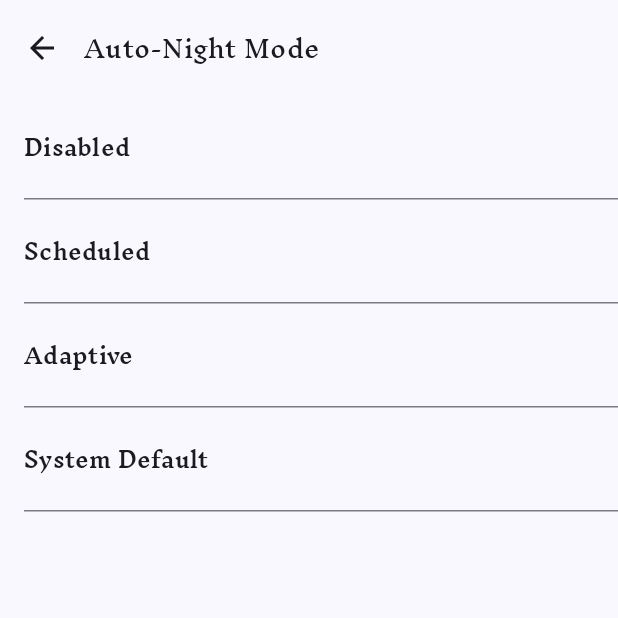
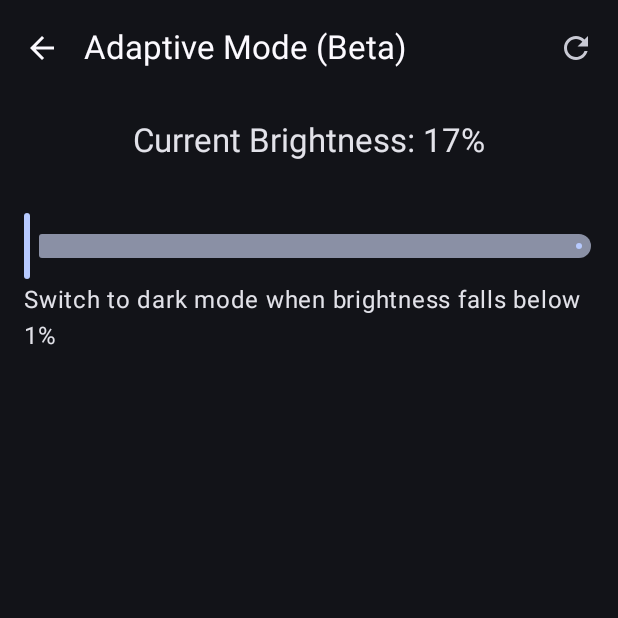
Before and after one commit to extractive-mana-pulse/All-In-One, an Android app built with Jetpack Compose: the AutoNightModeScreen screen opened through its navigation route, after a tap on "Adaptive", on a phone screen of 412 x 824 dp, the top half of it. Run offline under Robolectric (Android 15) with nearby library versions, the phone set to English and light mode, and no system bars; 2 other taps on this screen came first.

Commit message:
Modification of settings page. implementing logic of themes in auto-night mode section of settings.

```diff
--- a/app/build.gradle.kts
+++ b/app/build.gradle.kts
@@ -137,4 +137,7 @@ dependencies {
 
     // app compat for language changer
     implementation("androidx.appcompat:appcompat:1.7.0")
+
+    // data store
+    implementation("androidx.datastore:datastore-preferences:1.1.3")
 }
--- a/app/src/main/AndroidManifest.xml
+++ b/app/src/main/AndroidManifest.xml
@@ -3,6 +3,9 @@
     xmlns:tools="http://schemas.android.com/tools">
 
     <uses-permission android:name="android.permission.INTERNET"/>
+
+<!--    Used for screen brightness    -->
+    <uses-permission android:name="android.permission.WRITE_SETTINGS"/>
 
     <application
         android:allowBackup="true"
--- a/app/src/main/assets/course.json
+++ b/app/src/main/assets/course.json
@@ -3,18 +3,21 @@
     "id": 1,
     "title": "Compose article",
     "subtitle": "This page represents a compose article and you will learn how to make such screen using Jetpack compose.",
+    "description": "Jetpack Compose is a modern toolkit for building native Android UI. Compose simplifies and accelerates UI development on Android with less code, powerful tools, and intuitive Kotlin APIs.",
     "imageUrl": ""
   },
   {
     "id": 2,
     "title": "Quadrant",
     "subtitle": "In this section you will learn how to use compose wisely.",
+    "description": "Displays text and follows the recommended Material Design guidelines.",
     "imageUrl": ""
   },
   {
     "id": 3,
     "title": "Tip Calculator",
     "subtitle": "In this code lab you will learn how to build a tip calculator app.",
+    "description": "",
     "imageUrl": ""
   },
   {
--- a/app/src/main/java/com/example/allinone/main/presentation/MainActivity.kt
+++ b/app/src/main/java/com/example/allinone/main/presentation/MainActivity.kt
@@ -4,10 +4,18 @@ import android.os.Bundle
 import androidx.activity.ComponentActivity
 import androidx.activity.compose.setContent
 import androidx.activity.enableEdgeToEdge
+import androidx.compose.runtime.collectAsState
+import androidx.compose.runtime.getValue
+import androidx.compose.runtime.mutableStateOf
+import androidx.compose.runtime.remember
+import androidx.compose.runtime.rememberCoroutineScope
+import androidx.compose.runtime.setValue
 import androidx.navigation.NavHostController
 import androidx.navigation.compose.rememberNavController
 import com.example.allinone.navigation.NavigationGraph
+import com.example.allinone.settings.ThemePreferences
 import com.example.allinone.ui.theme.AllInOneTheme
+import kotlinx.coroutines.launch
 
 class MainActivity : ComponentActivity() {
 
@@ -15,9 +23,22 @@ class MainActivity : ComponentActivity() {
         super.onCreate(savedInstanceState)
         enableEdgeToEdge()
         setContent {
-            AllInOneTheme {
+            val scope = rememberCoroutineScope()
+            val themePreferences = remember { ThemePreferences(applicationContext) }
+            val isDarkTheme by themePreferences.isDarkTheme.collectAsState(initial = false)
+            AllInOneTheme(
+                darkTheme = isDarkTheme
+            ) {
                 val navController: NavHostController = rememberNavController()
-                NavigationGraph(navController = navController)
+                NavigationGraph(
+                    navController = navController,
+                    isDarkTheme = isDarkTheme,
+                    onThemeChanged = { newTheme ->
+                        scope.launch {
+                            themePreferences.saveThemePreference(newTheme)
+                        }
+                    }
+                )
             }
         }
     }
--- a/app/src/main/java/com/example/allinone/main/presentation/screens/HomeScreen.kt
+++ b/app/src/main/java/com/example/allinone/main/presentation/screens/HomeScreen.kt
@@ -75,12 +75,13 @@ data class User(
     val avatar: String
 )
 
-//data class Course(
-//    val id: Int,
-//    val title: String,
-//    val description: String,
-//    val imageUrl: String? = null
-//)
+data class Course(
+    val id: Int,
+    val title: String? = null,
+    val subtitle: String? = null,
+    val description: String? = null,
+    val imageUrl: String? = null
+)
 
 @OptIn(ExperimentalMaterial3Api::class)
 @Composable
@@ -91,6 +92,7 @@ fun HomeScreen(
 ) {
     val context = LocalContext.current
     val users = remember { loadUsersFromJson(context) }
+    val courses = remember { loadCoursesFromJson(context) }
     var query by remember { mutableStateOf("") }
     val scope = rememberCoroutineScope()
     var active by remember { mutableStateOf(false) }
@@ -255,8 +257,63 @@ fun HomeScreen(
                 .padding(horizontal = 16.dp),
             verticalArrangement = Arrangement.spacedBy(8.dp)
         ) {
-            items(users.size) { user ->
-                UserCard(user = users[user])
+            item {
+                Text(
+                    text = "Courses",
+                    style = MaterialTheme.typography.titleLarge,
+                    modifier = Modifier.padding(vertical = 8.dp)
+                )
+            }
+            items(courses.size) {
+                CourseCard(course = courses[it])
+            }
+        }
+    }
+}
+
+@Composable
+fun CourseCard(course: Course) {
+    Card(
+        modifier = Modifier
+            .fillMaxWidth()
+            .padding(vertical = 4.dp),
+        elevation = CardDefaults.cardElevation(defaultElevation = 4.dp)
+    ) {
+        Row(
+            modifier = Modifier
+                .fillMaxWidth()
+                .padding(16.dp),
+            verticalAlignment = Alignment.CenterVertically
+        ) {
+            // Avatar image
+            val painter = rememberAsyncImagePainter(
+                ImageRequest.Builder(LocalContext.current)
+                    .data(data = course.imageUrl)
+                    .build()
+            )
+            Image(
+                painter = painter,
+                contentDescription = stringResource(R.string.user_avatar),
+                modifier = Modifier
+                    .size(60.dp)
+                    .clip(CircleShape),
+                contentScale = ContentScale.Crop
+            )
+
+            Spacer(modifier = Modifier.width(16.dp))
+
+            // User details
+            Column {
+                Text(
+                    text = course.title ?: "",
+                    style = MaterialTheme.typography.titleMedium,
+                    fontWeight = FontWeight.Bold
+                )
+                Spacer(modifier = Modifier.height(4.dp))
+                Text(
+                    text = course.subtitle ?: "",
+                    style = MaterialTheme.typography.bodyMedium
+                )
             }
         }
     }
@@ -326,3 +383,19 @@ fun loadUsersFromJson(context: Context): List<User> {
         return emptyList()
     }
 }
+
+
+fun loadCoursesFromJson(context: Context) : List<Course> {
+    try {
+        // Open and read the JSON file from assets
+        val jsonString = context.assets.open("course.json").bufferedReader().use { it.readText() }
+
+        // Parse JSON using Gson
+        val gson = Gson()
+        val courseType = object : TypeToken<List<Course>>() {}.type
+        return gson.fromJson(jsonString, courseType)
+    } catch (e: Exception) {
+        e.printStackTrace()
+        return emptyList()
+    }
+}
--- a/app/src/main/java/com/example/allinone/navigation/Navigation.kt
+++ b/app/src/main/java/com/example/allinone/navigation/Navigation.kt
@@ -21,7 +21,9 @@ import com.example.allinone.core.util.ui.VisibilityOfUI
 
 @Composable
 fun NavigationGraph(
-    navController: NavHostController = rememberNavController()
+    navController: NavHostController = rememberNavController(),
+    isDarkTheme: Boolean,
+    onThemeChanged: (Boolean) -> Unit
 ) {
     val topBarState = rememberSaveable { mutableStateOf(true) }
     val bottomBarState = rememberSaveable { mutableStateOf(true) }
@@ -54,7 +56,9 @@ fun NavigationGraph(
                     drawerState = drawerState
                 )
                 settingsNavigation(
-                    navController = navController
+                    navController = navController,
+                    isDarkTheme = isDarkTheme,
+                    onThemeChanged = onThemeChanged
                 )
                 // later implement auth & onBoarding graphs
             }
--- a/app/src/main/java/com/example/allinone/navigation/Screens.kt
+++ b/app/src/main/java/com/example/allinone/navigation/Screens.kt
@@ -40,6 +40,9 @@ sealed class Screens(val route: String) {
 
     @Serializable
     object PowerSaving: Screens("power_saving")
+
+    @Serializable
+    object AdaptiveMode: Screens("adaptive_mode")
 }
 
 sealed class HomeScreens(val route: String) {
--- a/app/src/main/java/com/example/allinone/navigation/SettingsNavigation.kt
+++ b/app/src/main/java/com/example/allinone/navigation/SettingsNavigation.kt
@@ -8,12 +8,15 @@ import androidx.navigation.NavGraphBuilder
 import androidx.navigation.NavHostController
 import androidx.navigation.compose.composable
 import androidx.navigation.navigation
+import com.example.allinone.settings.presentation.screens.AdaptiveModeScreen
 import com.example.allinone.settings.presentation.screens.AutoNightModeScreen
 import com.example.allinone.settings.presentation.screens.BatterySavingScreen
 import com.example.allinone.settings.presentation.screens.SettingScreen
 
 internal fun NavGraphBuilder.settingsNavigation(
-    navController: NavHostController
+    navController: NavHostController,
+    isDarkTheme: Boolean,
+    onThemeChanged: (Boolean) -> Unit
 ) {
     navigation(
         startDestination = Screens.Settings.route,
@@ -27,10 +30,21 @@ internal fun NavGraphBuilder.settingsNavigation(
             SettingScreen(navController = navController)
         }
         composable(Screens.Night.route) {
-            AutoNightModeScreen(navController = navController)
+            AutoNightModeScreen(
+                navController = navController,
+                isDarkTheme = isDarkTheme,
+                onThemeChanged = onThemeChanged
+            )
         }
         composable(Screens.PowerSaving.route) {
             BatterySavingScreen(navController = navController)
         }
+        composable(Screens.AdaptiveMode.route) {
+            AdaptiveModeScreen(
+                navController = navController,
+                isDarkTheme = isDarkTheme,
+                onThemeChanged = onThemeChanged
+            )
+        }
     }
 }
--- /dev/null
+++ b/app/src/main/java/com/example/allinone/settings/ThemePreferences.kt
@@ -0,0 +1,35 @@
+package com.example.allinone.settings
+
+// Create this in a separate file like ThemePreferences.kt
+import android.content.Context
+import androidx.datastore.core.DataStore
+import androidx.datastore.preferences.core.Preferences
+import androidx.datastore.preferences.core.booleanPreferencesKey
+import androidx.datastore.preferences.core.edit
+import androidx.datastore.preferences.preferencesDataStore
+import kotlinx.coroutines.flow.Flow
+import kotlinx.coroutines.flow.map
+
+// Extension property for Context to access the DataStore
+val Context.dataStore: DataStore<Preferences> by preferencesDataStore(name = "settings")
+
+// Preference keys
+object PreferencesKeys {
+    val DARK_THEME = booleanPreferencesKey("dark_theme")
+}
+
+// Theme preferences repository
+class ThemePreferences(private val context: Context) {
+    // Get the theme preference as a Flow
+    val isDarkTheme: Flow<Boolean> = context.dataStore.data
+        .map { preferences ->
+            preferences[PreferencesKeys.DARK_THEME] ?: false
+        }
+
+    // Update the theme preference
+    suspend fun saveThemePreference(isDarkTheme: Boolean) {
+        context.dataStore.edit { preferences ->
+            preferences[PreferencesKeys.DARK_THEME] = isDarkTheme
+        }
+    }
+}
--- /dev/null
+++ b/app/src/main/java/com/example/allinone/settings/presentation/screens/AdaptiveModeScreen.kt
@@ -0,0 +1,160 @@
+package com.example.allinone.settings.presentation.screens
+
+import android.content.Context
+import android.provider.Settings
+import androidx.activity.ComponentActivity
+import androidx.compose.foundation.layout.Column
+import androidx.compose.foundation.layout.Spacer
+import androidx.compose.foundation.layout.fillMaxSize
+import androidx.compose.foundation.layout.height
+import androidx.compose.foundation.layout.padding
+import androidx.compose.material.icons.Icons
+import androidx.compose.material.icons.automirrored.filled.ArrowBack
+import androidx.compose.material.icons.filled.Refresh
+import androidx.compose.material.icons.filled.SettingsBrightness
+import androidx.compose.material3.Button
+import androidx.compose.material3.ExperimentalMaterial3Api
+import androidx.compose.material3.Icon
+import androidx.compose.material3.IconButton
+import androidx.compose.material3.MaterialTheme
+import androidx.compose.material3.Scaffold
+import androidx.compose.material3.Slider
+import androidx.compose.material3.Text
+import androidx.compose.material3.TopAppBar
+import androidx.compose.runtime.Composable
+import androidx.compose.runtime.LaunchedEffect
+import androidx.compose.runtime.getValue
+import androidx.compose.runtime.mutableFloatStateOf
+import androidx.compose.runtime.remember
+import androidx.compose.runtime.setValue
+import androidx.compose.ui.Alignment
+import androidx.compose.ui.Modifier
+import androidx.compose.ui.platform.LocalContext
+import androidx.compose.ui.unit.dp
+import androidx.navigation.NavHostController
+import androidx.navigation.compose.rememberNavController
+import com.example.allinone.core.extension.toastMessage
+import kotlin.math.roundToInt
+
+
+@OptIn(ExperimentalMaterial3Api::class)
+@Composable
+fun AdaptiveModeScreen(
+    navController: NavHostController = rememberNavController(),
+    isDarkTheme: Boolean,
+    onThemeChanged: (Boolean) -> Unit
+) {
+
+    // need to observe current brightness level all the time when app alive. and change theme accordingly.
+    val context = LocalContext.current
+    var startBehaveBrightness by remember { mutableFloatStateOf(1f) }
+    var currentBrightness by remember { mutableFloatStateOf(getBrightness(context)) }
+    val shouldBeDarkTheme = currentBrightness >= startBehaveBrightness
+
+    LaunchedEffect(currentBrightness, startBehaveBrightness) { if (shouldBeDarkTheme != isDarkTheme) onThemeChanged(shouldBeDarkTheme) }
+
+    Scaffold(
+        topBar = {
+            TopAppBar(
+                title = { Text("Adaptive Mode (Beta)") },
+                navigationIcon = {
+                    IconButton(
+                        onClick = {
+                            navController.navigateUp()
+                        }
+                    ) {
+                        Icon(
+                            Icons.AutoMirrored.Default.ArrowBack,
+                            contentDescription = "Navigate up from Adaptive mode screen"
+                        )
+                    }
+                },
+                actions = {
+                    IconButton(
+                        onClick = {
+                            currentBrightness = getBrightness(context)
+                            toastMessage(context, "Brightness updated. Current brightness: ${currentBrightness.roundToInt()}%")
+                        }
+                    ) {
+                        Icon(
+                            Icons.Default.Refresh,
+                            contentDescription = "Refresh current brightness"
+                        )
+                    }
+                }
+            )
+        }
+    ) { innerPadding ->
+        Column(
+            modifier = Modifier
+                .fillMaxSize()
+                .padding(16.dp)
+                .padding(innerPadding),
+            horizontalAlignment = Alignment.CenterHorizontally
+        ) {
+            Text(
+                text = "Current Brightness: ${currentBrightness.roundToInt()}%",
+                style = MaterialTheme.typography.titleLarge
+            )
+            Spacer(modifier = Modifier.height(32.dp))
+
+            Slider(
+                value = startBehaveBrightness,
+                onValueChange = { newValue ->
+                    startBehaveBrightness = newValue
+                },
+                valueRange = 1f..33f
+            )
+
+            Text(
+                text = "Switch to dark mode when brightness falls below ${(startBehaveBrightness.roundToInt())}%",
+                modifier = Modifier.align(Alignment.Start)
+            )
+        }
+    }
+}
+
+
+private fun getBrightness(context: Context): Float {
+    return try {
+        val brightness = Settings.System.getInt(
+            context.contentResolver,
+            Settings.System.SCREEN_BRIGHTNESS
+        )
+
+        val normalized = 1f + (brightness * 32f) / 255f
+        normalized
+    } catch (e: Exception) {
+        toastMessage(
+            context = context,
+            message = "Error getting brightness: ${e.message}"
+        )
+        17f // Default to middle point (17) if there's an error
+    }
+}
+
+private fun setBrightness(context: Context, brightnessValue: Float) {
+    try {
+        // Check for permission and if automatic brightness is disabled
+        // This would need to be handled properly in a real app
+
+        // For the current window
+        val window = (context as? ComponentActivity)?.window
+        val layoutParams = window?.attributes
+        // Convert from 1-33 range to 0.0-1.0 for the screen brightness
+        layoutParams?.screenBrightness = (brightnessValue - 1f) / 32f
+        window?.attributes = layoutParams
+
+        // For system-wide brightness (requires WRITE_SETTINGS permission)
+        // This is commented out because it requires special permission
+        /*
+        Settings.System.putInt(
+            context.contentResolver,
+            Settings.System.SCREEN_BRIGHTNESS,
+            (brightnessValue * 255).toInt()
+        )
+        */
+    } catch (e: Exception) {
+        toastMessage(context, "Some error occur: ${e.message}")
+    }
+}
--- a/app/src/main/java/com/example/allinone/settings/presentation/screens/PowerSavingScreen.kt
+++ b/app/src/main/java/com/example/allinone/settings/presentation/screens/PowerSavingScreen.kt
@@ -1,5 +1,8 @@
 package com.example.allinone.settings.presentation.screens
 
+import android.content.Intent
+import android.content.IntentFilter
+import android.os.BatteryManager
 import androidx.compose.foundation.layout.Arrangement
 import androidx.compose.foundation.layout.Column
 import androidx.compose.foundation.layout.Row
@@ -17,12 +20,14 @@ import androidx.compose.material3.Scaffold
 import androidx.compose.material3.Text
 import androidx.compose.material3.TopAppBar
 import androidx.compose.runtime.Composable
+import androidx.compose.runtime.LaunchedEffect
 import androidx.compose.runtime.getValue
 import androidx.compose.runtime.mutableFloatStateOf
 import androidx.compose.runtime.remember
 import androidx.compose.runtime.setValue
 import androidx.compose.ui.Alignment
 import androidx.compose.ui.Modifier
+import androidx.compose.ui.platform.LocalContext
 import androidx.compose.ui.res.stringResource
 import androidx.compose.ui.text.font.Font
 import androidx.compose.ui.text.font.FontFamily
@@ -39,7 +44,26 @@ import com.example.allinone.R
 fun BatterySavingScreen(
     navController: NavHostController = rememberNavController()
 ) {
-    Scaffold(
+
+    // implement logic of battery icon. when battery level is 20% corresponding icon when 50% corresponding icon and so on.
+    // also implement logic when power saving mode is active these actions.
+    // 1. Dark mode activated
+    // 2. reduce brightness
+    // 3. turn off unused features: bluetooth, wi_fi and so on
+    // 4. limit notifications if they exist locally.
+    val context = LocalContext.current
+
+    val batteryStatus: Intent? = IntentFilter(Intent.ACTION_BATTERY_CHANGED).let { ifilter ->
+        context.registerReceiver(null, ifilter)
+    }
+
+    val batteryPct: Float? = batteryStatus?.let { intent ->
+        val level: Int = intent.getIntExtra(BatteryManager.EXTRA_LEVEL, -1)
+        val scale: Int = intent.getIntExtra(BatteryManager.EXTRA_SCALE, -1)
+        level * 100 / scale.toFloat()
+    }
+
+        Scaffold(
         modifier = Modifier,
         topBar = {
             TopAppBar(
@@ -74,6 +98,15 @@ fun BatterySavingScreen(
             horizontalAlignment = Alignment.CenterHorizontally,
         ) {
             var sliderPosition by remember { mutableFloatStateOf(0f) }
+
+            LaunchedEffect(batteryPct) {
+                if (batteryPct != null && batteryPct < sliderPosition) {
+                    // activate dark theme
+                    // reduce brightness
+                    // turn off unused features: bluetooth, wi_fi and etc
+                    // limit notifications if they exist locally.
+                }
+            }
             Row(
                 modifier = Modifier.fillMaxWidth(),
                 horizontalArrangement = Arrangement.SpaceBetween,
@@ -86,7 +119,7 @@ fun BatterySavingScreen(
                     )
                 )
                 Text(
-                    text = "When below ${sliderPosition.toInt()}%",
+                    text = "When below ${sliderPosition.toInt()}%.",
                     textAlign = TextAlign.Center,
                     style = MaterialTheme.typography.bodySmall.copy(
                         fontFamily = FontFamily(Font(R.font.inknut_antiqua_regular))
@@ -110,6 +143,13 @@ fun BatterySavingScreen(
                     fontFamily = FontFamily(Font(R.font.inknut_antiqua_regular))
                 )
             )
+            Text(
+                text = "Currently battery level is: ${batteryPct?.toInt()}%",
+                style = MaterialTheme.typography.bodySmall.copy(
+                    fontFamily = FontFamily(Font(R.font.inknut_antiqua_regular))
+                ),
+                modifier = Modifier.align(Alignment.Start)
+            )
         }
     }
 }
--- a/app/src/main/java/com/example/allinone/settings/presentation/screens/ThemeScreen.kt
+++ b/app/src/main/java/com/example/allinone/settings/presentation/screens/ThemeScreen.kt
@@ -1,6 +1,5 @@
 package com.example.allinone.settings.presentation.screens
 
-import android.content.Context
 import androidx.compose.foundation.clickable
 import androidx.compose.foundation.layout.Arrangement
 import androidx.compose.foundation.layout.Column
@@ -24,20 +23,22 @@ import androidx.compose.ui.platform.LocalContext
 import androidx.compose.ui.res.stringResource
 import androidx.compose.ui.text.font.Font
 import androidx.compose.ui.text.font.FontFamily
-import androidx.compose.ui.tooling.preview.Preview
 import androidx.compose.ui.unit.dp
 import androidx.navigation.NavHostController
 import androidx.navigation.compose.rememberNavController
 import com.example.allinone.R
 import com.example.allinone.core.extension.toastMessage
+import com.example.allinone.navigation.Screens
 
-@Preview(showSystemUi = true, showBackground = true)
 @OptIn(ExperimentalMaterial3Api::class)
 @Composable
 fun AutoNightModeScreen(
     navController: NavHostController = rememberNavController(),
+    isDarkTheme: Boolean,
+    onThemeChanged: (Boolean) -> Unit
 ) {
     val context = LocalContext.current
+
     Scaffold(
         topBar = {
             TopAppBar(
@@ -72,24 +73,23 @@ fun AutoNightModeScreen(
             verticalArrangement = Arrangement.Top
         ) {
             AutoNightModeItem(
-                context = context,
                 content = stringResource(R.string.disabled),
-                toastMessageContent = stringResource(R.string.disabled_desc)
+                onClick = {
+                    onThemeChanged(!isDarkTheme)
+                    toastMessage(context, "Theme changed to ${if (isDarkTheme) "Dark" else "Light"}")
+                }
             )
             AutoNightModeItem(
-                context = context,
-                content = stringResource(R.string.scheduled),
-                toastMessageContent = stringResource(R.string.scheduled_desc)
+                content = stringResource(R.string.scheduled)
             )
             AutoNightModeItem(
-                context = context,
                 content = stringResource(R.string.adaptive),
-                toastMessageContent = stringResource(R.string.adaptive_desc)
+                onClick = {
+                    navController.navigate(Screens.AdaptiveMode.route)
+                }
             )
             AutoNightModeItem(
-                context = context,
-                content = stringResource(R.string.default_mode),
-                toastMessageContent = stringResource(R.string.default_desc)
+                content = stringResource(R.string.default_mode)
             )
         }
     }
@@ -97,9 +97,8 @@ fun AutoNightModeScreen(
 
 @Composable
 private fun AutoNightModeItem(
-    context: Context,
     content: String,
-    toastMessageContent: String
+    onClick: () -> Unit = {}
 ) {
     Text(
         text = content,
@@ -109,12 +108,7 @@ private fun AutoNightModeItem(
         modifier = Modifier
             .fillMaxWidth()
             .padding(16.dp)
-            .clickable {
-                toastMessage(
-                    context = context,
-                    message = toastMessageContent
-                )
-            }
+            .clickable { onClick() }
     )
     HorizontalDivider(modifier = Modifier.padding(start = 16.dp))
 }
--- a/app/src/main/java/com/example/allinone/ui/theme/Theme.kt
+++ b/app/src/main/java/com/example/allinone/ui/theme/Theme.kt
@@ -36,7 +36,6 @@ private val LightColorScheme = lightColorScheme(
 @Composable
 fun AllInOneTheme(
     darkTheme: Boolean = isSystemInDarkTheme(),
-    // Dynamic color is available on Android 12+
     dynamicColor: Boolean = true,
     content: @Composable () -> Unit
 ) {
```
